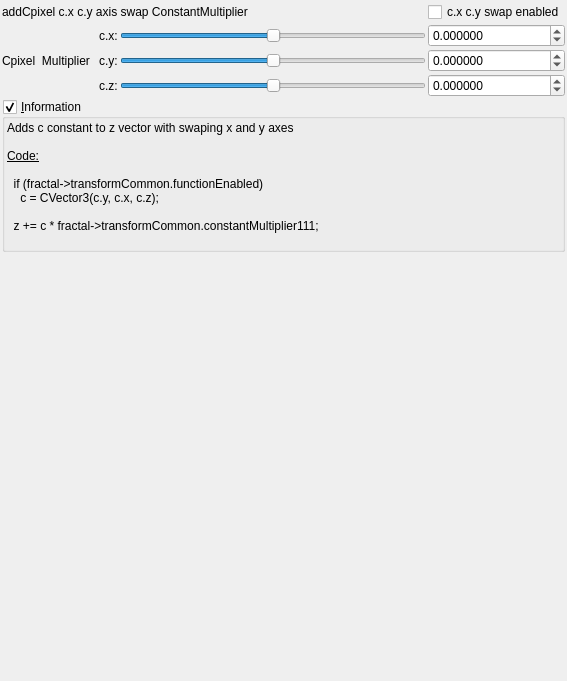
First picture: the form in mandelbulber2/qt_data/fractal_transf_add_Cpixel_CxCy_axis_swap.ui, repository buddhi1980/mandelbulber2, before the edit.
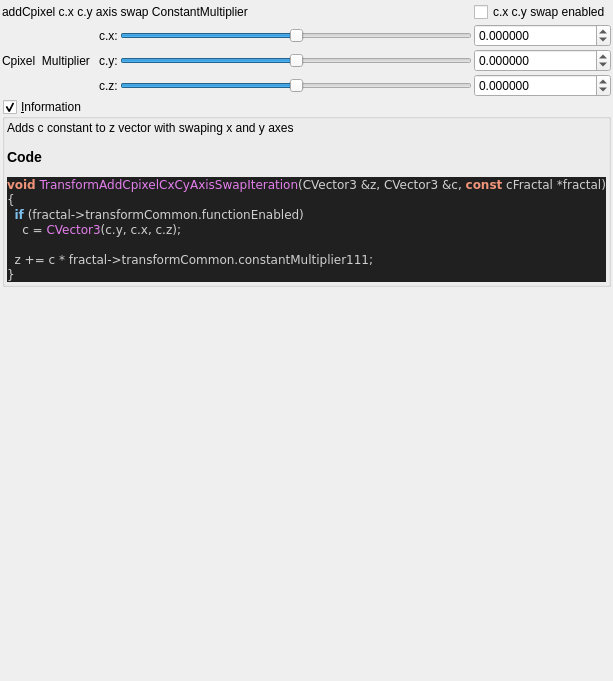
Second picture: the form after the edit. Custom widgets are drawn as their Qt base class.

Commit message:
added all transforms information boxes
now all formulas can be parsed.

@buddhi do you got a reference for Xenodreambuie formula?

```diff
--- a/mandelbulber2/qt_data/fractal_transf_add_Cpixel_CxCy_axis_swap.ui
+++ b/mandelbulber2/qt_data/fractal_transf_add_Cpixel_CxCy_axis_swap.ui
@@ -270,19 +270,28 @@
       <item>
        <widget class="QLabel" name="label_4">
         <property name="text">
-         <string>&lt;!DOCTYPE HTML PUBLIC &quot;-//W3C//DTD HTML 4.0//EN&quot; &quot;http://www.w3.org/TR/REC-html40/strict.dtd&quot;&gt;
-&lt;html&gt;&lt;head&gt;&lt;meta name=&quot;qrichtext&quot; content=&quot;1&quot; /&gt;&lt;style type=&quot;text/css&quot;&gt;
-p, li { white-space: pre-wrap; }
-&lt;/style&gt;&lt;/head&gt;&lt;body&gt;
-&lt;p style=&quot; margin-top:0px; margin-bottom:0px; margin-left:0px; margin-right:0px; -qt-block-indent:0; text-indent:0px;&quot;&gt;Adds c constant to z vector with swaping x and y axes&lt;/p&gt;
-&lt;p style=&quot;-qt-paragraph-type:empty; margin-top:0px; margin-bottom:0px; margin-left:0px; margin-right:0px; -qt-block-indent:0; text-indent:0px;&quot;&gt;&lt;br /&gt;&lt;/p&gt;
-&lt;p style=&quot; margin-top:0px; margin-bottom:0px; margin-left:0px; margin-right:0px; -qt-block-indent:0; text-indent:0px;&quot;&gt;&lt;span style=&quot; text-decoration: underline;&quot;&gt;Code:&lt;/span&gt;&lt;/p&gt;
-&lt;p style=&quot;-qt-paragraph-type:empty; margin-top:0px; margin-bottom:0px; margin-left:0px; margin-right:0px; -qt-block-indent:0; text-indent:0px; text-decoration: underline;&quot;&gt;&lt;br /&gt;&lt;/p&gt;
-&lt;p style=&quot; margin-top:0px; margin-bottom:0px; margin-left:0px; margin-right:0px; -qt-block-indent:0; text-indent:0px;&quot;&gt;  if (fractal-&amp;gt;transformCommon.functionEnabled)&lt;/p&gt;
-&lt;p style=&quot; margin-top:0px; margin-bottom:0px; margin-left:0px; margin-right:0px; -qt-block-indent:0; text-indent:0px;&quot;&gt;    c = CVector3(c.y, c.x, c.z);&lt;/p&gt;
-&lt;p style=&quot;-qt-paragraph-type:empty; margin-top:0px; margin-bottom:0px; margin-left:0px; margin-right:0px; -qt-block-indent:0; text-indent:0px;&quot;&gt;&lt;br /&gt;&lt;/p&gt;
-&lt;p style=&quot; margin-top:0px; margin-bottom:0px; margin-left:0px; margin-right:0px; -qt-block-indent:0; text-indent:0px;&quot;&gt;  z += c * fractal-&amp;gt;transformCommon.constantMultiplier111;&lt;/p&gt;
-&lt;p style=&quot; margin-top:0px; margin-bottom:0px; margin-left:0px; margin-right:0px; -qt-block-indent:0; text-indent:0px;&quot;&gt; &lt;/p&gt;&lt;/body&gt;&lt;/html&gt;</string>
+         <string>&lt;p&gt;Adds c constant to z vector with swaping x and y axes&lt;/p&gt;&lt;table&gt;
+&lt;/table&gt;
+&lt;h3&gt;Code&lt;/h3&gt;
+&lt;!DOCTYPE HTML PUBLIC &quot;-//W3C//DTD HTML 4.0 Transitional//EN&quot;&gt;
+&lt;html&gt;
+&lt;head&gt;
+&lt;meta http-equiv=&quot;content-type&quot; content=&quot;text/html; charset=ISO-8859-1&quot;&gt;
+&lt;title&gt;Source file&lt;/title&gt;
+&lt;/head&gt;
+&lt;body style=&quot;background-color:#202020&quot;&gt;
+&lt;pre style=&quot;color:#d0d0d0; background-color:#202020;  font-family:'Courier New';&quot;&gt;&lt;span style=&quot;color:#f09479; font-weight:bold&quot;&gt;void&lt;/span&gt; &lt;span style=&quot;color:#e47eed&quot;&gt;TransformAddCpixelCxCyAxisSwapIteration&lt;/span&gt;&lt;span style=&quot;color:#d0d0d0&quot;&gt;(&lt;/span&gt;CVector3 &lt;span style=&quot;color:#d0d0d0&quot;&gt;&amp;amp;&lt;/span&gt;z&lt;span style=&quot;color:#d0d0d0&quot;&gt;,&lt;/span&gt; CVector3 &lt;span style=&quot;color:#d0d0d0&quot;&gt;&amp;amp;&lt;/span&gt;c&lt;span style=&quot;color:#d0d0d0&quot;&gt;,&lt;/span&gt; &lt;span style=&quot;color:#f09479; font-weight:bold&quot;&gt;const&lt;/span&gt; cFractal &lt;span style=&quot;color:#d0d0d0&quot;&gt;*&lt;/span&gt;fractal&lt;span style=&quot;color:#d0d0d0&quot;&gt;)&lt;/span&gt;
+&lt;span style=&quot;color:#d0d0d0&quot;&gt;{&lt;/span&gt;
+  &lt;span style=&quot;color:#7ec0ee; font-weight:bold&quot;&gt;if&lt;/span&gt; &lt;span style=&quot;color:#d0d0d0&quot;&gt;(&lt;/span&gt;fractal&lt;span style=&quot;color:#d0d0d0&quot;&gt;-&amp;gt;&lt;/span&gt;transformCommon&lt;span style=&quot;color:#d0d0d0&quot;&gt;.&lt;/span&gt;functionEnabled&lt;span style=&quot;color:#d0d0d0&quot;&gt;)&lt;/span&gt;
+    c &lt;span style=&quot;color:#d0d0d0&quot;&gt;=&lt;/span&gt; &lt;span style=&quot;color:#e47eed&quot;&gt;CVector3&lt;/span&gt;&lt;span style=&quot;color:#d0d0d0&quot;&gt;(&lt;/span&gt;c&lt;span style=&quot;color:#d0d0d0&quot;&gt;.&lt;/span&gt;y&lt;span style=&quot;color:#d0d0d0&quot;&gt;,&lt;/span&gt; c&lt;span style=&quot;color:#d0d0d0&quot;&gt;.&lt;/span&gt;x&lt;span style=&quot;color:#d0d0d0&quot;&gt;,&lt;/span&gt; c&lt;span style=&quot;color:#d0d0d0&quot;&gt;.&lt;/span&gt;z&lt;span style=&quot;color:#d0d0d0&quot;&gt;);&lt;/span&gt;
+
+  z &lt;span style=&quot;color:#d0d0d0&quot;&gt;+=&lt;/span&gt; c &lt;span style=&quot;color:#d0d0d0&quot;&gt;*&lt;/span&gt; fractal&lt;span style=&quot;color:#d0d0d0&quot;&gt;-&amp;gt;&lt;/span&gt;transformCommon&lt;span style=&quot;color:#d0d0d0&quot;&gt;.&lt;/span&gt;constantMultiplier111&lt;span style=&quot;color:#d0d0d0&quot;&gt;;&lt;/span&gt;
+&lt;span style=&quot;color:#d0d0d0&quot;&gt;}&lt;/span&gt;
+&lt;/pre&gt;
+&lt;/body&gt;
+&lt;/html&gt;
+&lt;!--HTML generated by highlight 3.9, http://www.andre-simon.de/--&gt;
+</string>
         </property>
         <property name="wordWrap">
          <bool>true</bool>
```
Left out of the diff: 2 changed lines with no effect on the pictures. The commit also changes 75 other files.
